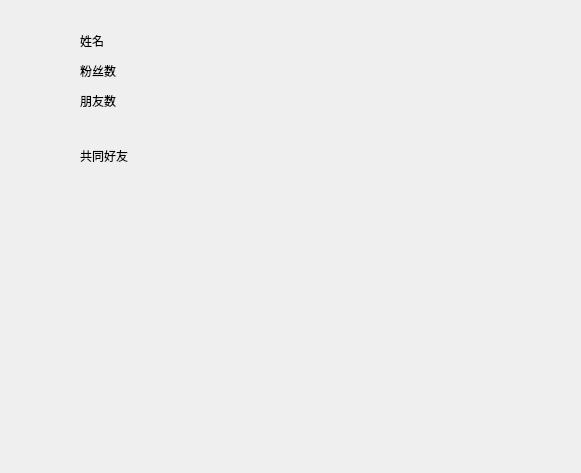
Above: person_specific.ui from VVictorWang/datastructure_course_design before the change. Below: the same form after it.
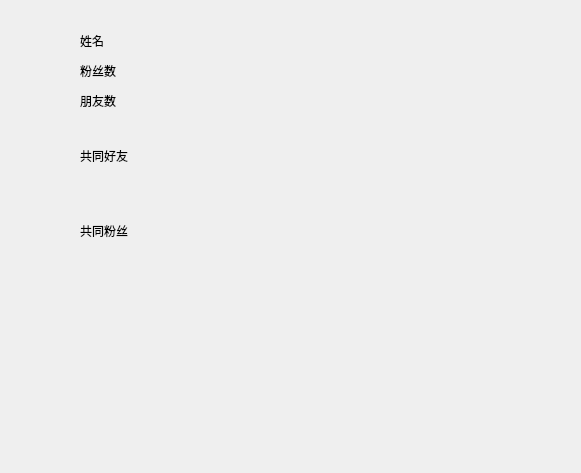
That is the form after the change.

Patch:
```diff
--- a/person_specific.ui
+++ b/person_specific.ui
@@ -107,10 +107,36 @@
   <widget class="QLabel" name="friends">
    <property name="geometry">
     <rect>
-     <x>170</x>
+     <x>150</x>
      <y>150</y>
-     <width>341</width>
-     <height>71</height>
+     <width>361</width>
+     <height>51</height>
+    </rect>
+   </property>
+   <property name="text">
+    <string/>
+   </property>
+  </widget>
+  <widget class="QLabel" name="label_5">
+   <property name="geometry">
+    <rect>
+     <x>80</x>
+     <y>220</y>
+     <width>51</width>
+     <height>21</height>
+    </rect>
+   </property>
+   <property name="text">
+    <string>共同粉丝</string>
+   </property>
+  </widget>
+  <widget class="QLabel" name="fans">
+   <property name="geometry">
+    <rect>
+     <x>150</x>
+     <y>220</y>
+     <width>381</width>
+     <height>41</height>
     </rect>
    </property>
    <property name="text">
```
